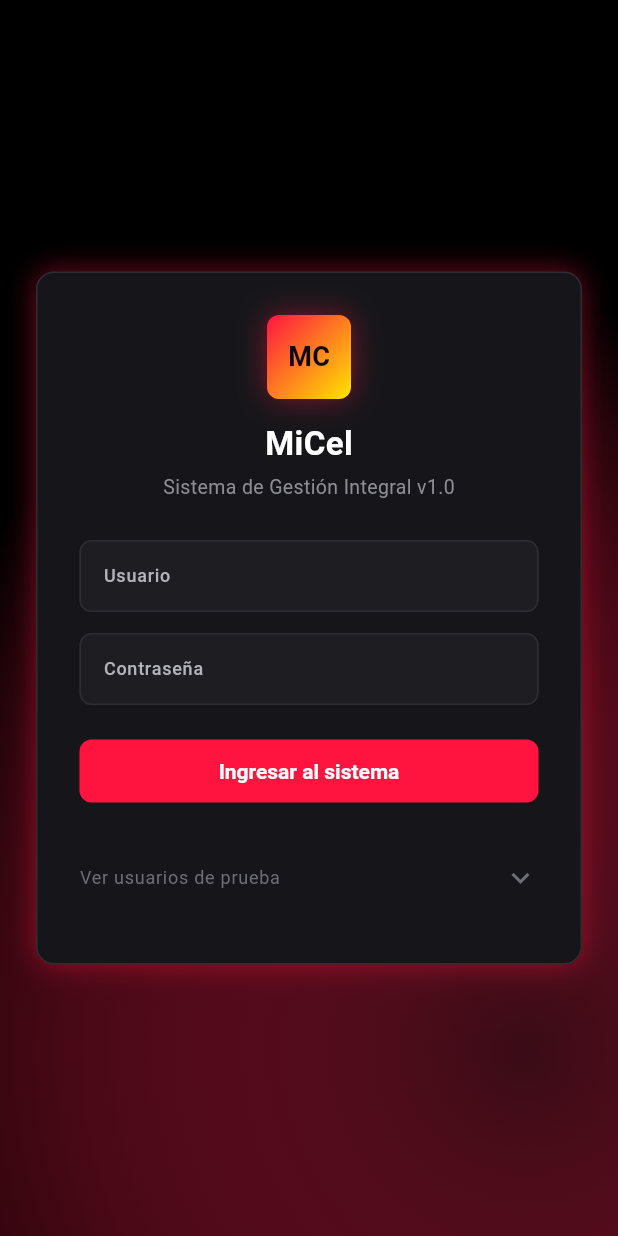
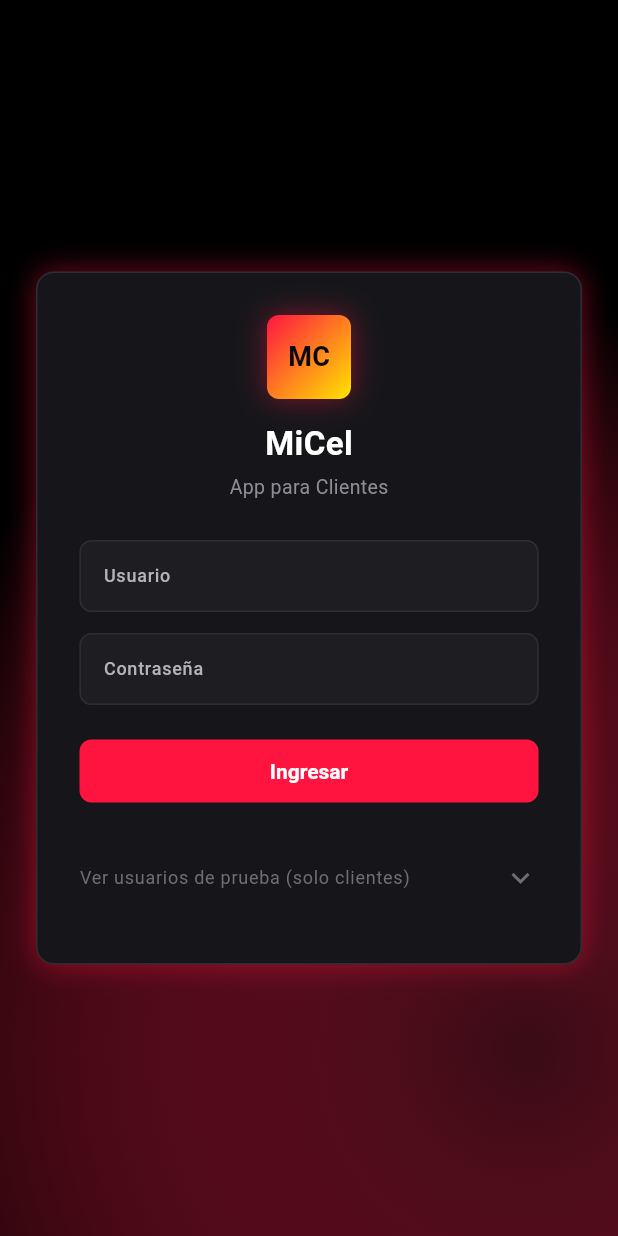
Before and after one commit to Arez017/MiCel, a Flutter app: the screen it shows after launch, on a phone screen of 412 x 824 dp. Run offline on Flutter 3.47's test engine with Material 3 defaults, Android fonts, the phone set to English and light mode, and no system bars; our stand-ins replace qr_flutter; accounts and stored records are empty; Roboto replaces fonts that are missing (DM Sans).

Commit message:
Actualizcaiones de aplicativo movil

```diff
--- a/App/micel/lib/screens/login_screen.dart
+++ b/App/micel/lib/screens/login_screen.dart
@@ -2,8 +2,6 @@ import 'package:flutter/material.dart';
 import '../app_theme.dart';
 import 'mock_data.dart';
 import 'client_shell.dart';
-import 'admin_shell.dart';
-import 'tecnico_shell.dart';
 
 class LoginScreen extends StatefulWidget {
   const LoginScreen({super.key});
@@ -29,6 +27,13 @@ class _LoginScreenState extends State<LoginScreen> {
     }
 
     final found = match.first;
+
+    // Solo se permite acceso a clientes
+    if (found.role != UserRole.cliente) {
+      setState(() => _error = 'Esta aplicación es solo para clientes.\nAdmin y Técnicos deben usar el sistema web.');
+      return;
+    }
+
     if (!found.activo) {
       setState(() => _error = 'Este usuario está inactivo. Contacta a un administrador.');
       return;
@@ -36,20 +41,9 @@ class _LoginScreenState extends State<LoginScreen> {
 
     Session.currentUser = found;
 
-    Widget destino;
-    switch (found.role) {
-      case UserRole.admin:
-        destino = const AdminShell();
-        break;
-      case UserRole.tecnico:
-        destino = const TecnicoShell();
-        break;
-      case UserRole.cliente:
-        destino = const ClientShell();
-        break;
-    }
-
-    Navigator.of(context).pushReplacement(MaterialPageRoute(builder: (_) => destino));
+    Navigator.of(context).pushReplacement(
+      MaterialPageRoute(builder: (_) => const ClientShell()),
+    );
   }
 
   @override
@@ -97,12 +91,12 @@ class _LoginScreenState extends State<LoginScreen> {
                   const SizedBox(height: 14),
                   const Text('MiCel', style: TextStyle(fontSize: 22, fontWeight: FontWeight.w600, color: AppColors.gray900)),
                   const SizedBox(height: 4),
-                  const Text('Sistema de Gestión Integral v1.0',
+                  const Text('App para Clientes',
                       style: TextStyle(fontSize: 13, color: AppColors.gray500)),
                   const SizedBox(height: 26),
                   TextField(
                     controller: _userCtrl,
-                    decoration: const InputDecoration(labelText: 'Usuario', hintText: 'ej: tec03'),
+                    decoration: const InputDecoration(labelText: 'Usuario', hintText: 'ej: jquispe'),
                   ),
                   const SizedBox(height: 14),
                   TextField(
@@ -129,13 +123,13 @@ class _LoginScreenState extends State<LoginScreen> {
                     width: double.infinity,
                     child: ElevatedButton(
                       onPressed: _doLogin,
-                      child: const Text('Ingresar al sistema'),
+                      child: const Text('Ingresar'),
                     ),
                   ),
                   const SizedBox(height: 18),
                   ExpansionTile(
                     tilePadding: EdgeInsets.zero,
-                    title: const Text('Ver usuarios de prueba',
+                    title: const Text('Ver usuarios de prueba (solo clientes)',
                         style: TextStyle(fontSize: 12, color: AppColors.gray400)),
                     childrenPadding: EdgeInsets.zero,
                     iconColor: AppColors.gray400,
@@ -148,16 +142,6 @@ class _LoginScreenState extends State<LoginScreen> {
                         ),
                         child: Column(
                           children: mockUsers.map((u) {
-                            final roleColor = switch (u.role) {
-                              UserRole.admin => AppColors.accent,
-                              UserRole.tecnico => AppColors.warning,
-                              UserRole.cliente => AppColors.success,
-                            };
-                            final roleLabel = switch (u.role) {
-                              UserRole.admin => 'Admin',
-                              UserRole.tecnico => 'Técnico',
-                              UserRole.cliente => 'Cliente',
-                            };
                             return Padding(
                               padding: const EdgeInsets.symmetric(horizontal: 10, vertical: 6),
                               child: Row(
@@ -175,8 +159,12 @@ class _LoginScreenState extends State<LoginScreen> {
                                   Expanded(
                                     flex: 2,
                                     child: Text(
-                                      u.activo ? roleLabel : '$roleLabel (inactivo)',
-                                      style: TextStyle(fontSize: 11, color: roleColor, fontWeight: FontWeight.w600),
+                                      u.activo ? 'Cliente' : 'Cliente (inactivo)',
+                                      style: TextStyle(
+                                        fontSize: 11,
+                                        color: u.activo ? AppColors.success : AppColors.danger,
+                                        fontWeight: FontWeight.w600,
+                                      ),
                                     ),
                                   ),
                                 ],
--- a/App/micel/lib/screens/mock_data.dart
+++ b/App/micel/lib/screens/mock_data.dart
@@ -1,6 +1,5 @@
 /// ==========================================
-/// Datos simulados (mock) — reemplázalos por tu
-/// backend/API real cuando lo tengas listo.
+/// Datos simulados (mock) — App solo para CLIENTES
 /// ==========================================
 
 enum UserRole { admin, tecnico, cliente }
@@ -21,28 +20,20 @@ class AppUser {
   });
 }
 
-/// Mismos usuarios que la tabla de tu login web (micel/kevsolutions = Admin,
-/// tec03..tec10 = Técnico), más el cliente VIP de la app.
+/// Solo usuarios con rol CLIENTE
 const List<AppUser> mockUsers = [
-  AppUser(username: 'micel', password: '1234', nombre: 'Administrador MiCel', role: UserRole.admin),
-  AppUser(username: 'kevsolutions', password: '1234', nombre: 'Kevin Solutions', role: UserRole.admin),
-  AppUser(username: 'tec03', password: '1234', nombre: 'Carlos Mamani', role: UserRole.tecnico),
-  AppUser(username: 'tec04', password: '1234', nombre: 'Luis Choque', role: UserRole.tecnico),
-  AppUser(username: 'tec05', password: '1234', nombre: 'Marco Apaza', role: UserRole.tecnico),
-  AppUser(username: 'tec06', password: '1234', nombre: 'Ronald Flores', role: UserRole.tecnico),
-  AppUser(username: 'tec07', password: '1234', nombre: 'David Quenta', role: UserRole.tecnico),
-  AppUser(username: 'tec08', password: '1234', nombre: 'Freddy Callisaya', role: UserRole.tecnico),
-  AppUser(username: 'tec09', password: '1234', nombre: 'Jhonny Ramos', role: UserRole.tecnico),
-  AppUser(username: 'tec10', password: '1234', nombre: 'Rolando Vargas', role: UserRole.tecnico, activo: false),
-  AppUser(username: 'jquispe', password: '1234', nombre: 'Juan Quispe', role: UserRole.cliente),
+  AppUser(username: 'jquispe',  password: '1234', nombre: 'Juan Quispe',   role: UserRole.cliente),
+  AppUser(username: 'mcondori', password: '1234', nombre: 'María Condori', role: UserRole.cliente),
+  AppUser(username: 'cmamani',  password: '1234', nombre: 'Carlos Mamani', role: UserRole.cliente),
+  AppUser(username: 'aflores',  password: '1234', nombre: 'Ana Flores',    role: UserRole.cliente),
 ];
 
-/// Sesión simple en memoria — al reiniciar la app se pierde (normal para un mock).
+/// Sesión simple en memoria
 class Session {
   static AppUser? currentUser;
 }
 
-/// ===== STOCK (visto por Admin) =====
+/// ===== STOCK (referencia, no se usa en la app de clientes) =====
 class StockItem {
   final String id;
   final String nombre;
@@ -71,14 +62,14 @@ const List<StockItem> mockStock = [
   StockItem(id: 'CON-031', nombre: 'Conector de carga tipo C', cantidad: 5, minimo: 10, categoria: 'Repuestos'),
 ];
 
-/// ===== ÓRDENES DE SERVICIO (vistas por Técnico y Admin) =====
+/// ===== ÓRDENES DE SERVICIO =====
 class ServiceOrder {
   final String codigo;
   final String cliente;
   final String equipo;
   final String servicio;
-  final String tecnico; // nombre del técnico asignado
-  final String estado; // Recibido, Diagnóstico, Reparando, Listo
+  final String tecnico;
+  final String estado;
   final double precio;
   final bool pagado;
 
@@ -93,7 +84,6 @@ class ServiceOrder {
     this.pagado = false,
   });
 
-  /// Comisión estándar del técnico: 15% del valor del servicio, solo si ya está "Listo".
   double get comisionTecnico => estado == 'Listo' ? precio * 0.15 : 0;
 }
 
@@ -106,7 +96,6 @@ const List<ServiceOrder> mockOrders = [
   ServiceOrder(codigo: 'ORD-2292', cliente: 'Rosa Callisaya', equipo: 'iPhone 12', servicio: 'Cambio de pantalla', tecnico: 'Marco Apaza', estado: 'Listo', precio: 340, pagado: true),
 ];
 
-/// Comisión total de un técnico (suma de todas sus órdenes marcadas "Listo").
 double comisionTotalTecnico(String nombreTecnico) {
   return mockOrders
       .where((o) => o.tecnico == nombreTecnico && o.estado == 'Listo')
```
